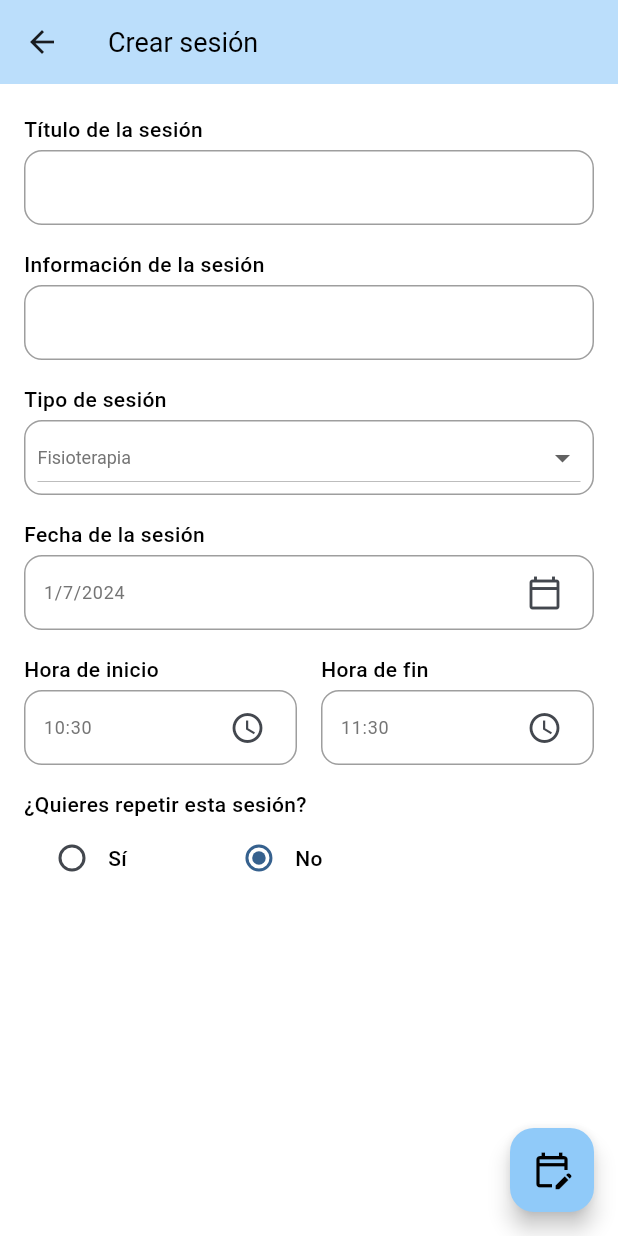
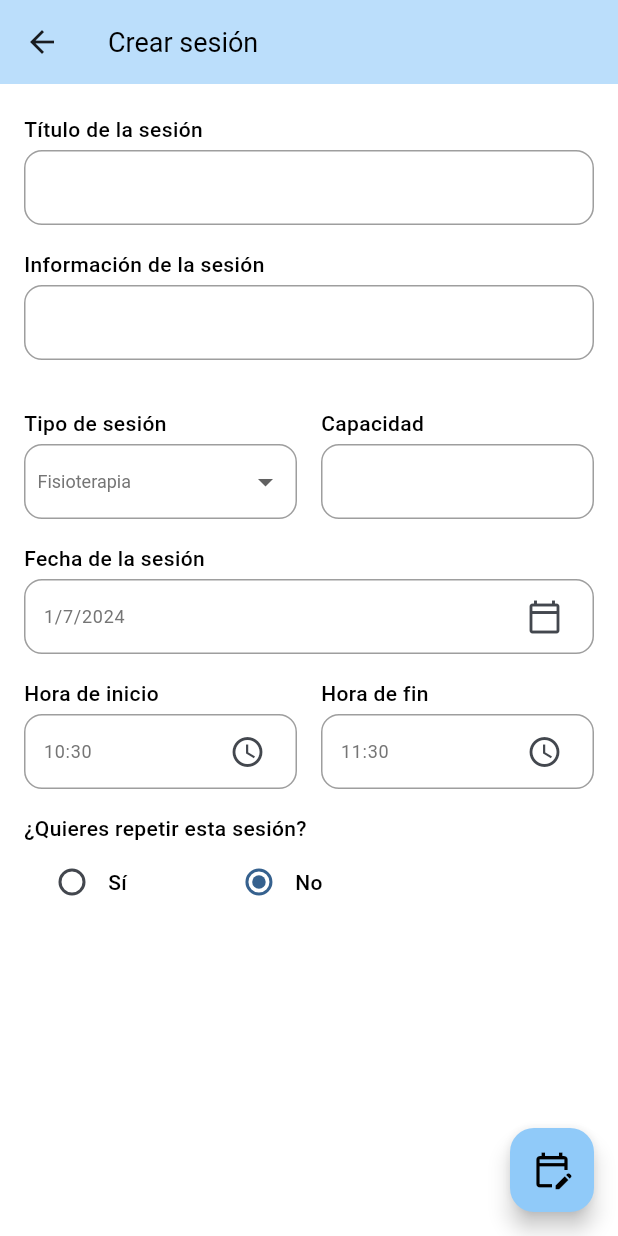
Before and after one commit to fr0ziii/my_trainer, a Flutter app: the CalendarScreen screen opened directly, after a tap on the "add" icon, on a phone screen of 412 x 824 dp. Run offline on Flutter 3.47's test engine with Material 3 defaults, Android fonts, the phone set to English and light mode, and no system bars; our stand-ins replace cloud_firestore, firebase_auth, firebase_core, google_fonts, google_nav_bar, syncfusion_flutter_calendar; missing offline and left inert: firebase_ui_auth, firebase_ui_localizations, firebase_ui_oauth_google, syncfusion_localizations; accounts and stored records are empty; generated files the repository leaves out were written again.

Commit message:
add session partially finished

```diff
--- a/lib/models/event_model.dart
+++ b/lib/models/event_model.dart
@@ -3,25 +3,29 @@ import 'package:cloud_firestore/cloud_firestore.dart';
 class EventModel {
   final String id;
   final String title;
-  final String description;
+  final String? description;
   final String sessionType;
-  final String sessionDate;
-  final String startTime;
-  final String endTime;
+  final DateTime sessionDate;
+  final DateTime startTime;
+  final DateTime endTime;
+  final int capacity;
   final String userId; // ID del usuario que creó el evento
   final String trainerId; // ID del entrenador
-  final List<String> studentIds; // IDs de los alumnos apuntados
+  final List<String> clientsIds; // IDs de los alumnos apuntados
+
+
   EventModel({
     required this.id,
     required this.title,
-    required this.description,
+    this.description,
     required this.sessionType,
     required this.sessionDate,
     required this.startTime,
     required this.endTime,
+    required this.capacity,
     required this.userId,
     required this.trainerId,
-    required this.studentIds,
+    required this.clientsIds,
   });
 
   // Convert EventModel to a map
@@ -33,26 +37,29 @@ class EventModel {
       'sessionType': sessionType,
       'startTime': startTime,
       'endTime': endTime,
-      'description': description,
+      'capacity': capacity,
+      'description': description ?? '',
       'userId': userId,
       'trainerId': trainerId,
-      'studentIds': studentIds, // Guardar la duración en minutos
+      'studentIds': clientsIds, // Guardar la duración en minutos
     };
   }
 
   // Create an EventModel from a map
   factory EventModel.fromMap(Map<String, dynamic> json) {
     return EventModel(
-        id: json['id'] ?? '',
+        id: json['id'],
         title: json['title'],
         sessionDate: json['date'],
         sessionType: json['sessionType'],
         startTime: json['startTime'],
         endTime: json['endTime'],
-        description: json['description'],
+        capacity: json['capacity'],
+        description: json['description'] ?? '',
         userId: json['userId'],
         trainerId: json['trainerId'],
-        studentIds: List<String>.from(json['studentIds'] ?? []));
+        clientsIds: List<String>.from(json['clientsIds'] ?? []));
+
   }
 
   // Create an EventModel from a Firestore document
--- a/lib/services/event_service.dart
+++ b/lib/services/event_service.dart
@@ -34,4 +34,14 @@ class EventService {
       return snapshot.docs.map((doc) => EventModel.fromDocument(doc)).toList();
     });
   }
+
+  Stream<List<EventModel>> getEventsByTrainer(String id) {
+    return FirebaseFirestore.instance
+        .collection(_collectionPath)
+        .where('trainerId', isEqualTo: id)
+        .snapshots()
+        .map((snapshot) {
+      return snapshot.docs.map((doc) => EventModel.fromDocument(doc)).toList();
+    });
+  }
 }
--- a/lib/view_models/auth_view_model.dart
+++ b/lib/view_models/auth_view_model.dart
@@ -11,6 +11,10 @@ class AuthViewModel extends ChangeNotifier {
   UserModel? get currentUserModel => _authService.currentUserModel;
 
   Stream<User?> get authStateChanges => _authService.authStateChanges;
+
+  Future<UserModel?> getCurrentUser() async {
+    return await _authService.currentUserModel;
+  }
 
   Future<void> signUp(String email, String password) async {
     try {
--- a/lib/views/calendar/add_session_screen.dart
+++ b/lib/views/calendar/add_session_screen.dart
@@ -2,7 +2,6 @@ import 'package:flutter/material.dart';
 import 'package:intl/intl.dart';
 import 'package:my_trainer/services/auth_service.dart';
 import 'package:uuid/uuid.dart';
-import 'package:intl/date_symbol_data_local.dart';
 
 import '../../models/event_model.dart';
 import '../../services/event_service.dart';
@@ -21,22 +20,20 @@ class AddSessionScreen extends StatefulWidget {
 class _AddSessionScreenState extends State<AddSessionScreen> {
   final _titleController = TextEditingController();
   final _infoController = TextEditingController();
-  final _sessionTypeController = TextEditingController();
   final _selectedDateController = TextEditingController();
+  final _capacityController = TextEditingController();
 
   DateTime _selectedDate = DateTime.now();
   DateTime _periodicSelectedDate = DateTime.now();
 
-  String _startTime = DateFormat("hh:mm").format(DateTime.now()).toString();
-  String _endTime = DateFormat("hh:mm").format(DateTime.now().add(const Duration(minutes: 60))).toString();
+  DateTime _startTime = DateTime.now();
+  DateTime _endTime = DateTime.now().add(const Duration(minutes: 60));
 
   bool? _repeat = false;
   bool? periodic = true;
   List<String> _selectedDays = [];
 
   final _formKey = GlobalKey<FormState>();
-  late String _title;
-  late String _description;
   final EventService _eventService = EventService();
   final AuthService _authService = AuthService();
 
@@ -54,13 +51,6 @@ class _AddSessionScreenState extends State<AddSessionScreen> {
   @override
   void initState() {
     super.initState();
-    if (widget.event != null) {
-      _title = widget.event!.title;
-      _description = widget.event!.description;
-    } else {
-      _title = '';
-      _description = '';
-    }
   }
 
   void _saveEvent() {
@@ -71,13 +61,14 @@ class _AddSessionScreenState extends State<AddSessionScreen> {
         id: widget.event?.id ?? Uuid().v4(),
         title: _titleController.text,
         sessionType: _selectedSessionType,
-        sessionDate: _selectedDate.toString(),
+        sessionDate: _selectedDate,
         startTime: _startTime,
         endTime: _endTime,
+        capacity: _capacityController.text.isEmpty ? 5 : int.parse(_capacityController.text),
         description: _infoController.text,
         userId: _authService.currentUser!.uid,
         trainerId: _authService.currentUser!.uid,
-        studentIds: [],
+        clientsIds: [],
       );
       events.add(event);
 
@@ -92,22 +83,21 @@ class _AddSessionScreenState extends State<AddSessionScreen> {
             id: Uuid().v4(),
             title: _titleController.text,
             sessionType: _selectedSessionType,
-            sessionDate: nextDate.toString(),
+            sessionDate: nextDate,
             startTime: _startTime,
             endTime: _endTime,
+            capacity: _capacityController.text.isEmpty ? 5 : int.parse(_capacityController.text),
             description: _infoController.text,
             userId: _authService.currentUser!.uid,
             trainerId: _authService.currentUser!.uid,
-            studentIds: [],
+            clientsIds: [],
           );
           events.add(repeatEvent);
         }
-
       }
 
       for (var event in events) {
         _eventService.createEvent(event);
-        print(event.toMap());
       }
       Navigator.of(context).pop();
 
@@ -142,17 +132,14 @@ class _AddSessionScreenState extends State<AddSessionScreen> {
 
   _getHour({required bool isStart}) async {
     var pickerHour = await _showTimePicker();
-
-    String hour = pickerHour.format(context);
-
     if (pickerHour == null) {
     } else if (isStart == true) {
       setState(() {
-        _startTime = hour;
+        _startTime = pickerHour;
       });
     } else if (isStart == false) {
       setState(() {
-        _endTime = hour;
+        _endTime = pickerHour;
       });
     }
   }
@@ -188,7 +175,15 @@ class _AddSessionScreenState extends State<AddSessionScreen> {
               InputField(label: 'Título de la sesión', hint: '', controller: _titleController),
               InputField(label: 'Información de la sesión', hint: '', controller: _infoController),
               SizedBox(height: 16),
-              Row(children: [Text('Tipo de sesión', style: titleStyle)]),
+              Row(
+                crossAxisAlignment: CrossAxisAlignment.baseline,
+                textBaseline: TextBaseline.alphabetic,
+                children: [
+                  Expanded(
+                    child: Column(
+                      crossAxisAlignment: CrossAxisAlignment.start,
+                      children: [
+                        Text('Tipo de sesión', style: titleStyle),
                         Container(
                           height: 50,
                           margin: const EdgeInsets.only(top: 4),
@@ -199,6 +194,7 @@ class _AddSessionScreenState extends State<AddSessionScreen> {
                           ),
                           child: DropdownButton(
                             dropdownColor: Colors.white,
+                            underline: Container(),
                             style: subtitleStyle,
                             isExpanded: true,
                             value: _selectedSessionType,
@@ -215,6 +211,13 @@ class _AddSessionScreenState extends State<AddSessionScreen> {
                             }).toList(),
                           ),
                         ),
+                      ],
+                    ),
+                  ),
+                  SizedBox(width: 16),
+                  Expanded(child: InputField(label: 'Capacidad', hint: '', controller: _capacityController, keyboardType: TextInputType.number)),
+                ],
+              ),
               InputField(
                   label: 'Fecha de la sesión',
                   hint: DateFormat.yMd('es_ES').format(_selectedDate),
@@ -229,7 +232,7 @@ class _AddSessionScreenState extends State<AddSessionScreen> {
                   Expanded(
                     child: InputField(
                         label: 'Hora de inicio',
-                        hint: _startTime,
+                        hint: DateFormat("HH:mm").format(_startTime).toString(),
                         widget: IconButton(
                             icon: Icon(Icons.access_time_outlined),
                             onPressed: () {
@@ -240,7 +243,7 @@ class _AddSessionScreenState extends State<AddSessionScreen> {
                   Expanded(
                     child: InputField(
                         label: 'Hora de fin',
-                        hint: _endTime,
+                        hint: DateFormat("HH:mm").format(_endTime).toString(),
                         widget: IconButton(
                             icon: Icon(Icons.access_time_outlined),
                             onPressed: () {
--- a/lib/views/calendar/calendar_screen.dart
+++ b/lib/views/calendar/calendar_screen.dart
@@ -1,10 +1,12 @@
 import 'package:flutter/material.dart';
 import 'package:intl/intl.dart';
+import 'package:provider/provider.dart';
 import 'package:syncfusion_flutter_calendar/calendar.dart';
 
 import '../../models/event_model.dart';
 import '../../services/event_service.dart';
 import '../../utils/constants.dart';
+import '../../view_models/auth_view_model.dart';
 import 'add_session_screen.dart';
 
 class CalendarScreen extends StatefulWidget {
@@ -16,44 +18,29 @@ class CalendarScreen extends StatefulWidget {
 
 class _CalendarPageState extends State<CalendarScreen> {
   final EventService _eventService = EventService();
-  List<Appointment> _appointments = [];
+  EventDataSource? _dataSource;
   List<EventModel> _events = [];
-
-  void parseSessionDate(String sessionDate) {
-
-  }
+  late Future<void> _initialLoad;
 
   @override
   void initState() {
     super.initState();
-    _eventService.getEvents().listen((events) {
+    _initialLoad = _loadInitialData();
+  }
+
+  Future<void> _loadInitialData() async {
+    final authViewModel = Provider.of<AuthViewModel>(context, listen: false);
+    final user = await authViewModel.getCurrentUser();
+    if (user != null) {
+      _loadEvents(user.uid);
+    }
+  }
+
+  Future<void> _loadEvents(String userId) async {
+    _eventService.getEventsByTrainer(userId).listen((events) {
       setState(() {
         _events = events;
-        _appointments = events.map((event) {
-          Color appointmentColor = sessionTypeColors[event.sessionType] ?? Colors.blue.shade200;
-          DateTime sessionDateTime = DateTime.parse(event.sessionDate);
-          DateTime startTime = DateTime(
-            sessionDateTime.year,
-            sessionDateTime.month,
-            sessionDateTime.day,
-            DateFormat("hh").parse(event.startTime).hour,
-            DateFormat("mm").parse(event.startTime).minute,
-          );
-          DateTime endTime = DateTime(
-            sessionDateTime.year,
-            sessionDateTime.month,
-            sessionDateTime.day,
-            DateFormat("hh").parse(event.endTime).hour,
-            DateFormat("mm").parse(event.endTime).minute,
-          );
-          return Appointment(
-            id: event.id,
-            startTime: startTime,
-            endTime: endTime,
-            subject: event.title,
-            color: appointmentColor,
-          );
-        }).toList();
+        _dataSource = EventDataSource(_events);
       });
     });
   }
@@ -73,9 +60,19 @@ class _CalendarPageState extends State<CalendarScreen> {
 
   @override
   Widget build(BuildContext context) {
+    return Scaffold(
+      body: FutureBuilder<void>(
+        future: _initialLoad,
+        builder: (context, snapshot) {
+          if (snapshot.connectionState == ConnectionState.waiting) {
+            return Center(child: CircularProgressIndicator());
+          }
+          if (snapshot.hasError) {
+            return Center(child: Text('Error: ${snapshot.error}'));
+          }
+
           CalendarController calendarController = CalendarController();
-    return Scaffold(
-      body: SfCalendar(
+          return SfCalendar(
             showNavigationArrow: true,
             showTodayButton: true,
             showCurrentTimeIndicator: false,
@@ -109,7 +106,7 @@ class _CalendarPageState extends State<CalendarScreen> {
             viewNavigationMode: ViewNavigationMode.snap,
             firstDayOfWeek: DateTime.monday,
             appointmentTimeTextFormat: 'HH:mm',
-        dataSource: EventDataSource(_appointments),
+            dataSource: _dataSource,
             appointmentTextStyle: TextStyle(
               fontSize: 10,
               color: Colors.white,
@@ -126,6 +123,8 @@ class _CalendarPageState extends State<CalendarScreen> {
               borderRadius: const BorderRadius.all(Radius.circular(4)),
               shape: BoxShape.rectangle,
             ),
+          );
+        }
       ),
       floatingActionButton: FloatingActionButton(
         backgroundColor: Colors.blue.shade200,
@@ -143,8 +142,25 @@ class _CalendarPageState extends State<CalendarScreen> {
   }
 }
 
-class EventDataSource extends CalendarDataSource {
-  EventDataSource(List<Appointment> source) {
+class EventDataSource extends CalendarDataSource<EventModel> {
+  EventDataSource(List<EventModel> source) {
     appointments = source;
   }
+
+  @override
+  EventModel? convertAppointmentToObject(EventModel customData, Appointment appointment) {
+    return EventModel(
+      id: customData.id,
+      description: customData.description,
+      sessionDate: customData.sessionDate,
+      sessionType: customData.sessionType,
+      title: customData.title,
+      startTime: customData.startTime,
+      endTime: customData.endTime,
+      capacity: customData.capacity,
+      clientsIds: customData.clientsIds,
+      trainerId: customData.trainerId,
+      userId: customData.userId,
+    );
   }
+}
--- a/lib/views/dashboard_screen.dart
+++ b/lib/views/dashboard_screen.dart
@@ -1,5 +1,4 @@
 import 'package:flutter/material.dart';
-import 'package:my_trainer/utils/constants.dart';
 import 'package:provider/provider.dart';
 import '../view_models/auth_view_model.dart';
 
@@ -16,7 +15,6 @@ class _DashboardScreenState extends State<DashboardScreen> {
   @override
   Widget build(BuildContext context) {
     final authViewModel = Provider.of<AuthViewModel>(context);
-
     return Scaffold(
       backgroundColor: Colors.grey[200],
       body: SafeArea(
--- a/lib/views/home_screen.dart
+++ b/lib/views/home_screen.dart
@@ -2,6 +2,7 @@ import 'package:firebase_auth/firebase_auth.dart';
 import 'package:firebase_ui_auth/firebase_ui_auth.dart';
 import 'package:flutter/material.dart';
 import 'package:my_trainer/utils/constants.dart';
+import 'package:my_trainer/views/users_screen.dart';
 import 'package:provider/provider.dart';
 
 import '../view_models/auth_view_model.dart';
@@ -29,8 +30,7 @@ class _HomeScreenState extends State<HomeScreen> {
   final List<Widget> _pages = [
     const DashboardScreen(),
     const CalendarScreen(),
-    //Clientes o mi perfil
-    const CalendarScreen(),
+    const UsersScreen(),
     //Pagos o mi subscripción
     const CalendarScreen(),
   ];
--- a/lib/views/widgets/input_field.dart
+++ b/lib/views/widgets/input_field.dart
@@ -6,12 +6,14 @@ class InputField extends StatelessWidget {
   final String hint;
   final TextEditingController? controller;
   final Widget? widget;
+  final TextInputType? keyboardType;
 
   InputField({
     required this.label,
     required this.hint,
     this.controller,
     this.widget,
+    this.keyboardType,
   }) : super(key: ValueKey(label));
 
   @override
@@ -42,6 +44,7 @@ class InputField extends StatelessWidget {
                     autofocus: false,
                     controller: controller,
                     style: subtitleStyle,
+                    keyboardType: keyboardType,
                     decoration: InputDecoration(
                       hintText: hint,
                       hintStyle: subtitleStyle,
--- a/pubspec.yaml
+++ b/pubspec.yaml
@@ -53,6 +53,7 @@ dependencies:
   google_fonts: ^6.2.1
   flutter_launcher_icons: ^0.13.1
   intl: ^0.19.0
+  flutter_stripe: ^10.2.0
 
 dev_dependencies:
   flutter_test:
```
Also changed, not shown: lib/views/users_screen.dart (added, +37 -0 lines), 1 other file. Lines whose indentation alone changed are shown as unchanged.
